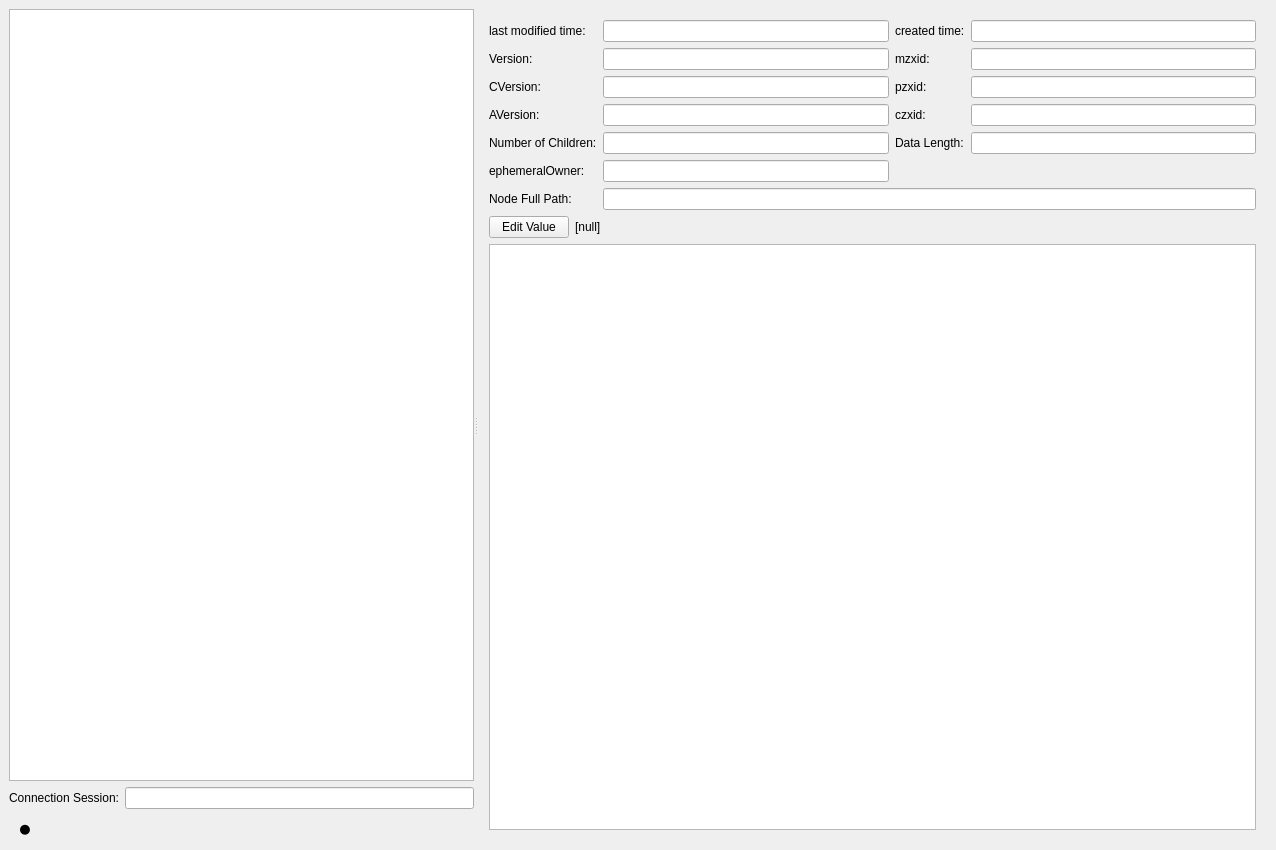
hanyizhao/ZKClientGUI, file ZKClientGUI/ZKDataViewWidget.ui: the form before one commit.
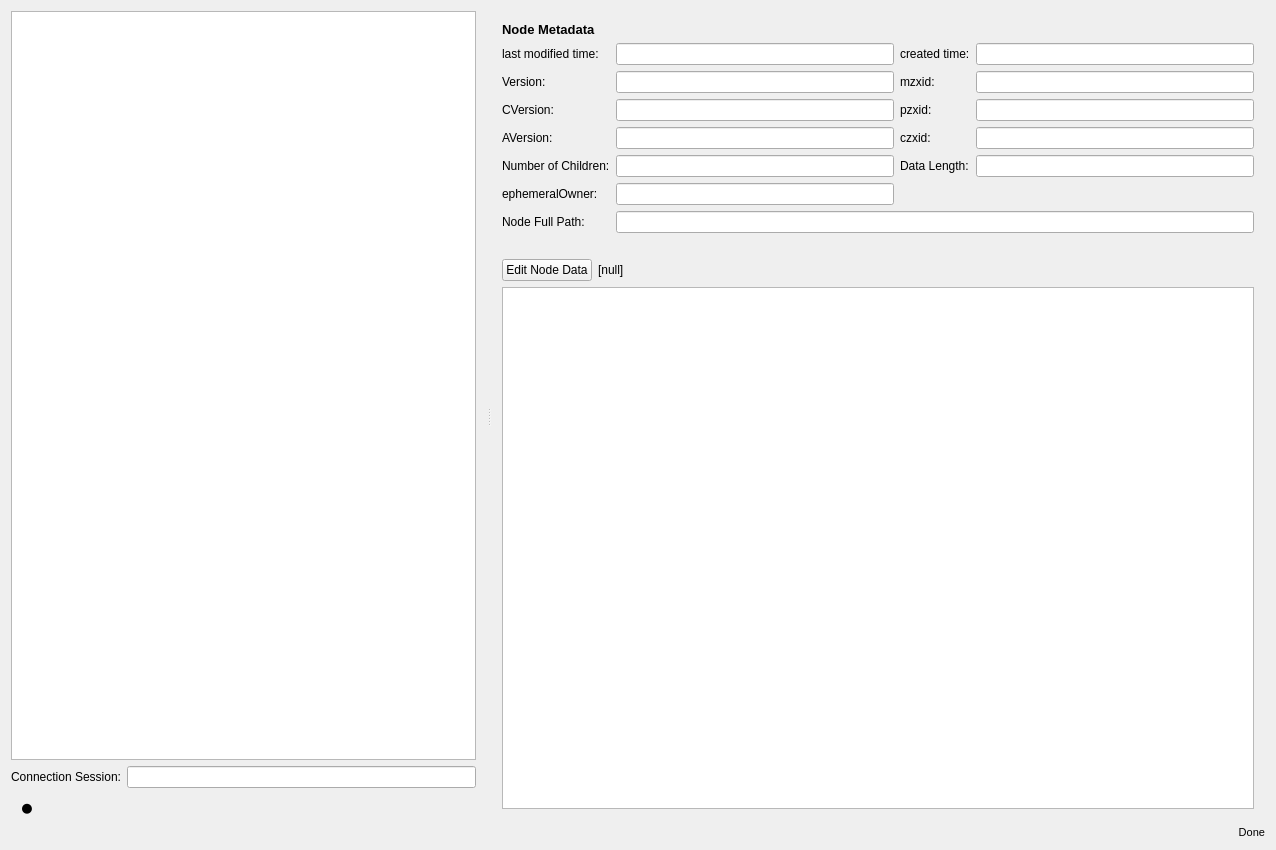
The form after the commit.

The edit to the form file:
```diff
--- a/ZKClientGUI/ZKDataViewWidget.ui
+++ b/ZKClientGUI/ZKDataViewWidget.ui
@@ -13,19 +13,7 @@
   <property name="windowTitle">
    <string>ZKDataViewWidget</string>
   </property>
-  <layout class="QVBoxLayout" name="verticalLayout_3">
-   <property name="leftMargin">
-    <number>9</number>
-   </property>
-   <property name="topMargin">
-    <number>9</number>
-   </property>
-   <property name="rightMargin">
-    <number>9</number>
-   </property>
-   <property name="bottomMargin">
-    <number>9</number>
-   </property>
+  <layout class="QVBoxLayout" name="verticalLayout_4" stretch="1,0">
    <item>
     <widget class="QSplitter" name="splitter">
      <property name="orientation">
@@ -42,9 +30,6 @@
        <property name="topMargin">
         <number>0</number>
        </property>
-       <property name="rightMargin">
-        <number>0</number>
-       </property>
        <property name="bottomMargin">
         <number>0</number>
        </property>
@@ -80,7 +65,7 @@
         </layout>
        </item>
        <item>
-        <layout class="QHBoxLayout" name="horizontalLayout" stretch="0,1,0,0">
+        <layout class="QHBoxLayout" name="horizontalLayout" stretch="0,1">
          <property name="spacing">
           <number>9</number>
          </property>
@@ -114,37 +99,26 @@
            </property>
           </widget>
          </item>
-         <item>
-          <spacer name="horizontalSpacer_2">
-           <property name="orientation">
-            <enum>Qt::Horizontal</enum>
-           </property>
-           <property name="sizeHint" stdset="0">
-            <size>
-             <width>40</width>
-             <height>20</height>
-            </size>
-           </property>
-          </spacer>
-         </item>
-         <item>
-          <widget class="QLabel" name="functionLabel">
-           <property name="font">
-            <font>
-             <pointsize>7</pointsize>
-            </font>
-           </property>
-           <property name="text">
-            <string/>
-           </property>
-          </widget>
-         </item>
         </layout>
        </item>
       </layout>
      </widget>
-     <widget class="QWidget" name="verticalLayoutWidget_2">
+     <widget class="QWidget" name="verticalLayoutWidget_3">
       <layout class="QVBoxLayout" name="verticalLayout_2">
+       <item>
+        <widget class="QLabel" name="label_14">
+         <property name="font">
+          <font>
+           <pointsize>10</pointsize>
+           <weight>75</weight>
+           <bold>true</bold>
+          </font>
+         </property>
+         <property name="text">
+          <string>Node Metadata</string>
+         </property>
+        </widget>
+       </item>
        <item>
         <layout class="QGridLayout" name="gridLayout" columnstretch="0,1,0,1">
          <item row="3" column="0">
@@ -314,11 +288,14 @@
         </layout>
        </item>
        <item>
-        <layout class="QHBoxLayout" name="horizontalLayout_2">
+        <layout class="QHBoxLayout" name="horizontalLayout_4">
+         <property name="topMargin">
+          <number>20</number>
+         </property>
          <item>
           <widget class="QPushButton" name="editValueButton">
            <property name="text">
-            <string>Edit Value</string>
+            <string>Edit Node Data</string>
            </property>
           </widget>
          </item>
@@ -355,6 +332,23 @@
      </widget>
     </widget>
    </item>
+   <item>
+    <widget class="QLabel" name="functionLabel">
+     <property name="font">
+      <font>
+       <pointsize>8</pointsize>
+       <weight>50</weight>
+       <bold>false</bold>
+      </font>
+     </property>
+     <property name="text">
+      <string>Done</string>
+     </property>
+     <property name="alignment">
+      <set>Qt::AlignRight|Qt::AlignTrailing|Qt::AlignVCenter</set>
+     </property>
+    </widget>
+   </item>
   </layout>
  </widget>
  <layoutdefault spacing="6" margin="11"/>
```
